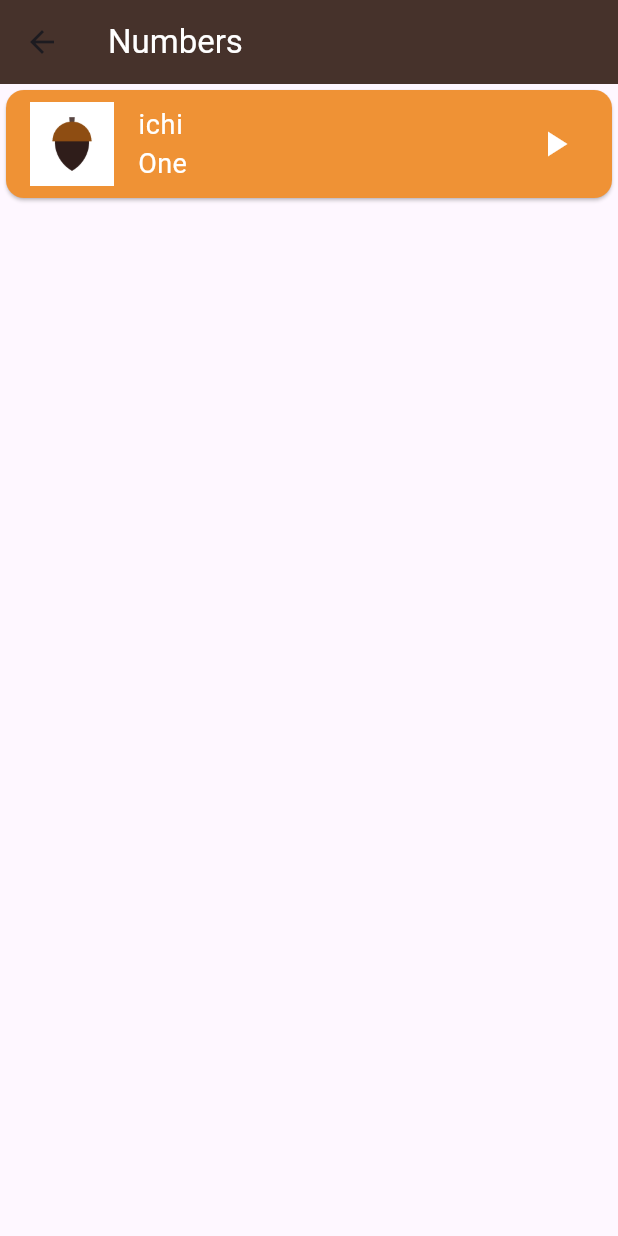
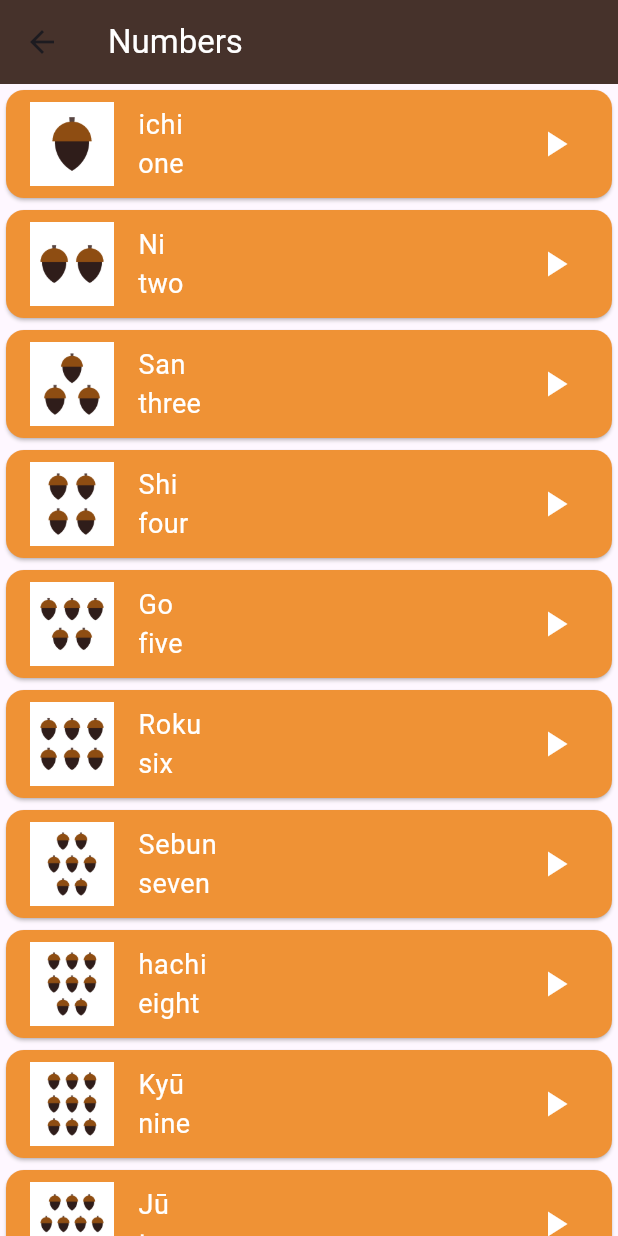
Before and after one commit to Mo-spac/Toku-app-Th, a Flutter app: the NumbersView screen opened directly, on a phone screen of 412 x 824 dp. Run offline on Flutter 3.47's test engine with Material 3 defaults, Android fonts, the light colour scheme and no system bars.

Commit message:
refactor number item & create number model & refactore number view by using number model in list<Number>

```diff
--- /dev/null
+++ b/lib/components/number_item.dart
@@ -0,0 +1,42 @@
+import 'package:flutter/material.dart';
+import 'package:toku_app/models/number_model.dart';
+
+class NumberItem extends StatelessWidget {
+  const NumberItem({
+    super.key,
+    required this.number,
+  });
+  final Number number;
+
+  @override
+  Widget build(BuildContext context) {
+    return Card(
+      color: Color(0xffEF9235),
+      child: ListTile(
+        leading: Container(
+          color: Colors.white,
+          child: Image.asset(number.image),
+        ),
+        title: Text(
+          number.jpName,
+          style: TextStyle(
+            color: Colors.white,
+            fontSize: 18,
+          ),
+        ),
+        subtitle: Text(
+          number.enName,
+          style: TextStyle(
+            color: Colors.white,
+            fontSize: 18,
+          ),
+        ),
+        trailing: Icon(
+          Icons.play_arrow,
+          color: Colors.white,
+          size: 28,
+        ),
+      ),
+    );
+  }
+}
--- /dev/null
+++ b/lib/models/number_model.dart
@@ -0,0 +1,11 @@
+class Number {
+  final String image;
+  final String jpName;
+  final String enName;
+
+  Number({
+    required this.image,
+    required this.jpName,
+    required this.enName,
+  });
+}
--- a/lib/views/numbers_view.dart
+++ b/lib/views/numbers_view.dart
@@ -1,7 +1,62 @@
 import 'package:flutter/material.dart';
+import 'package:toku_app/components/number_item.dart';
+import 'package:toku_app/models/number_model.dart';
 
 class NumbersView extends StatelessWidget {
-  const NumbersView({super.key});
+  NumbersView({super.key});
+
+  final List<Number> numbers = [
+    Number(
+      jpName: 'ichi',
+      enName: 'one',
+      image: 'assets/images/numbers/number_one.png',
+    ),
+    Number(
+      jpName: 'Ni',
+      enName: 'two',
+      image: 'assets/images/numbers/number_two.png',
+    ),
+    Number(
+      jpName: 'San',
+      enName: 'three',
+      image: 'assets/images/numbers/number_three.png',
+    ),
+    Number(
+      jpName: 'Shi',
+      enName: 'four',
+      image: 'assets/images/numbers/number_four.png',
+    ),
+    Number(
+      jpName: 'Go',
+      enName: 'five',
+      image: 'assets/images/numbers/number_five.png',
+    ),
+    Number(
+      jpName: 'Roku',
+      enName: 'six',
+      image: 'assets/images/numbers/number_six.png',
+    ),
+    Number(
+      jpName: 'Sebun',
+      enName: 'seven',
+      image: 'assets/images/numbers/number_seven.png',
+    ),
+    Number(
+      jpName: 'hachi',
+      enName: 'eight',
+      image: 'assets/images/numbers/number_eight.png',
+    ),
+    Number(
+      jpName: 'Kyū',
+      enName: 'nine',
+      image: 'assets/images/numbers/number_nine.png',
+    ),
+    Number(
+      jpName: 'Jū',
+      enName: 'ten',
+      image: 'assets/images/numbers/number_ten.png',
+    ),
+  ];
 
   @override
   Widget build(BuildContext context) {
@@ -13,36 +68,38 @@ class NumbersView extends StatelessWidget {
           style: TextStyle(color: Colors.white),
         ),
       ),
-      body: Column(
+      body: ListView(
         children: [
-          Card(
-            color: Color(0xffEF9235),
-            child: ListTile(
-              leading: Container(
-                color: Colors.white,
-                child: Image.asset('assets/images/numbers/number_one.png'),
+          NumberItem(
+            number: numbers[0],
           ),
-              title: Text(
-                'ichi',
-                style: TextStyle(
-                  color: Colors.white,
-                  fontSize: 18,
+          NumberItem(
+            number: numbers[1],
           ),
+          NumberItem(
+            number: numbers[2],
           ),
-              subtitle: Text(
-                'One',
-                style: TextStyle(
-                  color: Colors.white,
-                  fontSize: 18,
+          NumberItem(
+            number: numbers[3],
           ),
+          NumberItem(
+            number: numbers[4],
           ),
-              trailing: Icon(
-                Icons.play_arrow,
-                color: Colors.white,
-                size: 28,
+          NumberItem(
+            number: numbers[5],
           ),
+          NumberItem(
+            number: numbers[6],
           ),
-          )
+          NumberItem(
+            number: numbers[7],
+          ),
+          NumberItem(
+            number: numbers[8],
+          ),
+          NumberItem(
+            number: numbers[numbers.length - 1],
+          ),
         ],
       ),
     );
```
Lines whose indentation alone changed are shown as unchanged.
